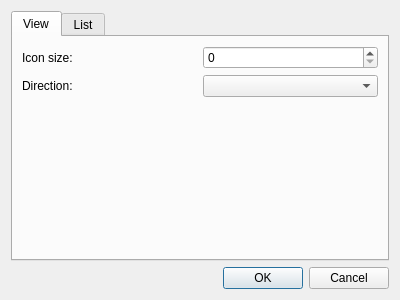
First picture: the form in projects/DesktopWidget2/desktopwidgetdialog.ui, repository andr7e/my-repository, before the edit.
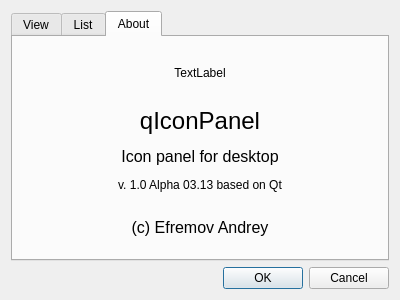
Second picture: the form after the edit. The open tabs and pages were chosen to show the change.

Commit message: update, about, new icon

```diff
--- a/projects/DesktopWidget2/desktopwidgetdialog.ui
+++ b/projects/DesktopWidget2/desktopwidgetdialog.ui
@@ -175,6 +175,57 @@
        </item>
       </layout>
      </widget>
+     <widget class="QWidget" name="about">
+      <attribute name="title">
+       <string>About</string>
+      </attribute>
+      <layout class="QVBoxLayout" name="verticalLayout_4">
+       <item>
+        <layout class="QHBoxLayout" name="horizontalLayout_5">
+         <item>
+          <spacer name="horizontalSpacer">
+           <property name="orientation">
+            <enum>Qt::Horizontal</enum>
+           </property>
+           <property name="sizeHint" stdset="0">
+            <size>
+             <width>40</width>
+             <height>20</height>
+            </size>
+           </property>
+          </spacer>
+         </item>
+         <item>
+          <widget class="QLabel" name="iconLabel">
+           <property name="text">
+            <string>&lt;html&gt;&lt;head/&gt;&lt;body&gt;&lt;p align=&quot;center&quot;&gt;TextLabel&lt;/p&gt;&lt;/body&gt;&lt;/html&gt;</string>
+           </property>
+          </widget>
+         </item>
+         <item>
+          <spacer name="horizontalSpacer_2">
+           <property name="orientation">
+            <enum>Qt::Horizontal</enum>
+           </property>
+           <property name="sizeHint" stdset="0">
+            <size>
+             <width>40</width>
+             <height>20</height>
+            </size>
+           </property>
+          </spacer>
+         </item>
+        </layout>
+       </item>
+       <item>
+        <widget class="QLabel" name="label_3">
+         <property name="text">
+          <string>&lt;html&gt;&lt;head/&gt;&lt;body&gt;&lt;p align=&quot;center&quot;&gt;&lt;span style=&quot; font-size:18pt;&quot;&gt;qIconPanel&lt;/span&gt;&lt;/p&gt;&lt;p align=&quot;center&quot;&gt;&lt;span style=&quot; font-size:12pt;&quot;&gt;Icon panel for desktop&lt;/span&gt;&lt;/p&gt;&lt;p align=&quot;center&quot;&gt;v. 1.0 Alpha 03.13 based on Qt&lt;br/&gt;&lt;/p&gt;&lt;p align=&quot;center&quot;&gt;&lt;span style=&quot; font-size:12pt;&quot;&gt;(c) Efremov Andrey&lt;/span&gt;&lt;br/&gt;&lt;/p&gt;&lt;/body&gt;&lt;/html&gt;</string>
+         </property>
+        </widget>
+       </item>
+      </layout>
+     </widget>
     </widget>
    </item>
    <item>
```
The commit also changes 8 other files.
